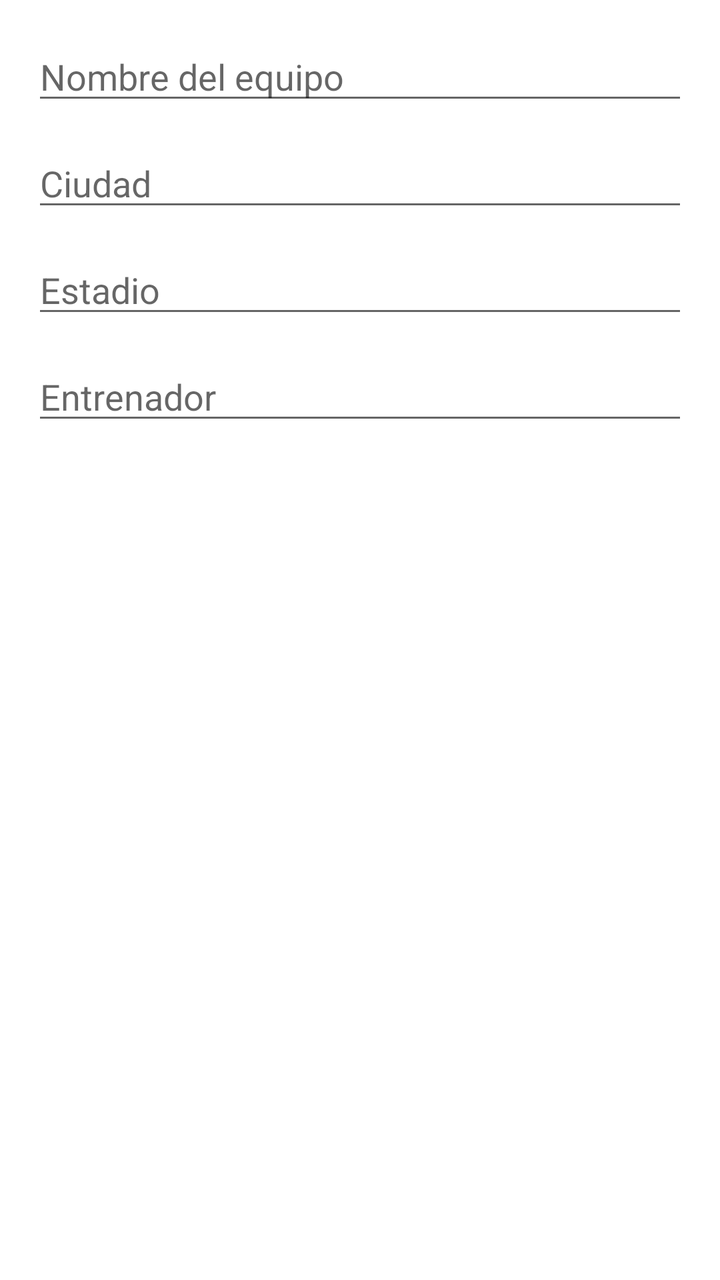
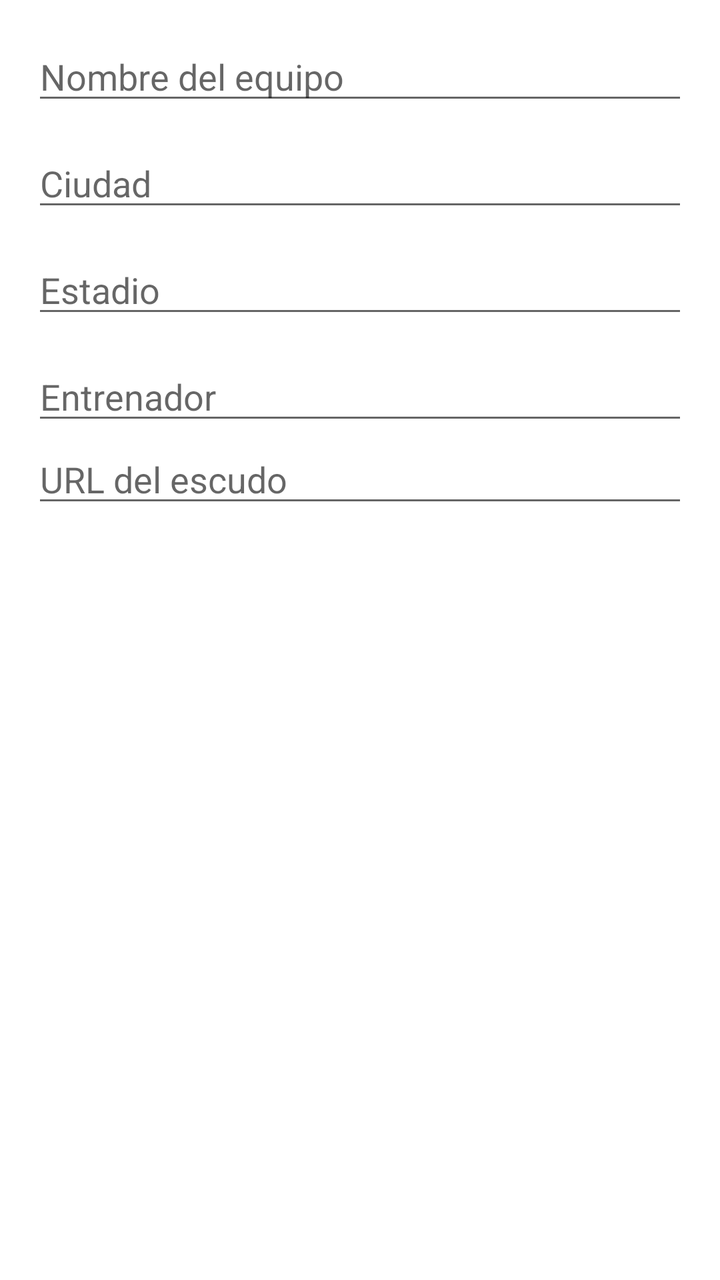

Compare the two renders of this Android layout. The source of the first and the diff that turns it into the second are given below.
<!-- AndroidManifest.xml: application theme Theme.MaterialComponents.DayNight.DarkActionBar -->
<!-- res/layout/dialogo_equipo.xml -->
<?xml version="1.0" encoding="utf-8"?>
<LinearLayout xmlns:android="http://schemas.android.com/apk/res/android"
    android:layout_width="match_parent"
    android:layout_height="wrap_content"
    android:orientation="vertical"
    android:padding="16dp">

    <EditText
        android:id="@+id/etNombreEquipo"
        android:layout_width="match_parent"
        android:layout_height="wrap_content"
        android:hint="@string/hint_nombre_equipo"
        android:inputType="text"
        android:layout_marginBottom="12dp"/>

    <EditText
        android:id="@+id/etCiudadEquipo"
        android:layout_width="match_parent"
        android:layout_height="wrap_content"
        android:hint="@string/hint_ciudad"
        android:inputType="text"
        android:layout_marginBottom="12dp"/>

    <EditText
        android:id="@+id/etEstadioEquipo"
        android:layout_width="match_parent"
        android:layout_height="wrap_content"
        android:hint="@string/hint_estadio"
        android:inputType="text"
        android:layout_marginBottom="12dp"/>

    <EditText
        android:id="@+id/etEntrenadorEquipo"
        android:layout_width="match_parent"
        android:layout_height="wrap_content"
        android:hint="@string/hint_entrenador"
        android:inputType="text"/>

</LinearLayout>
<!-- resources referenced by this layout -->
<resources>
  <string name="hint_ciudad">Ciudad</string>
  <string name="hint_entrenador">Entrenador</string>
  <string name="hint_estadio">Estadio</string>
  <string name="hint_nombre_equipo">Nombre del equipo</string>
</resources>

<!-- the commit's change to res/layout/dialogo_equipo.xml (unified diff, before → after) -->
@@ -35,5 +35,13 @@
         android:layout_height="wrap_content"
         android:hint="@string/hint_entrenador"
         android:inputType="text"/>
+    
+    <EditText
+        android:id="@+id/etEscudoUrl"
+        android:layout_width="match_parent"
+        android:layout_height="wrap_content"
+        android:hint="@string/hint_escudo_url"
+        android:inputType="textUri"
+        android:layout_marginBottom="12dp"/>
 
 </LinearLayout>
<!-- resource entries referenced after the edit -->
@@ -2,6 +2,7 @@
 <resources>
   <string name="hint_ciudad">Ciudad</string>
   <string name="hint_entrenador">Entrenador</string>
+  <string name="hint_escudo_url">URL del escudo</string>
   <string name="hint_estadio">Estadio</string>
   <string name="hint_nombre_equipo">Nombre del equipo</string>
 </resources>
